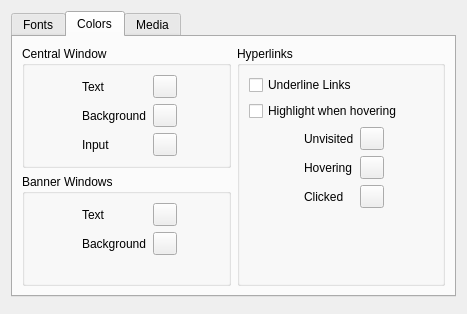
Old version of the form src/qtadsconfdialog.ui in the repository realnc/qtads.
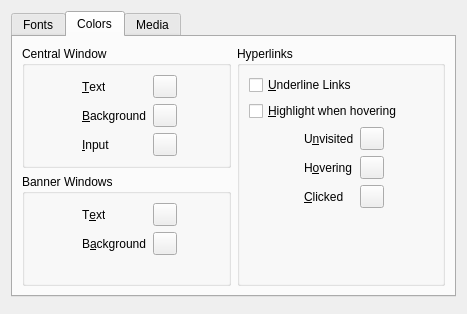
New version of the form. The open tabs and pages were chosen to show the change.

Commit message: Implement shortcuts for configuration items that lacked them

The edit to the form file:
```diff
--- a/src/qtadsconfdialog.ui
+++ b/src/qtadsconfdialog.ui
@@ -324,7 +324,7 @@
             <item row="0" column="0">
              <widget class="QLabel" name="label_6">
               <property name="text">
-               <string>Text</string>
+               <string>&amp;Text</string>
               </property>
               <property name="buddy">
                <cstring>mainTextColorButton</cstring>
@@ -337,7 +337,7 @@
             <item row="1" column="0">
              <widget class="QLabel" name="label_9">
               <property name="text">
-               <string>Background</string>
+               <string>&amp;Background</string>
               </property>
               <property name="buddy">
                <cstring>mainBgColorButton</cstring>
@@ -350,7 +350,7 @@
             <item row="2" column="0">
              <widget class="QLabel" name="label_15">
               <property name="text">
-               <string>Input</string>
+               <string>&amp;Input</string>
               </property>
               <property name="buddy">
                <cstring>inputColorButton</cstring>
@@ -375,7 +375,7 @@
             <item row="0" column="0">
              <widget class="QLabel" name="label_10">
               <property name="text">
-               <string>Text</string>
+               <string>T&amp;ext</string>
               </property>
               <property name="buddy">
                <cstring>bannerTextColorButton</cstring>
@@ -388,7 +388,7 @@
             <item row="1" column="0">
              <widget class="QLabel" name="label_11">
               <property name="text">
-               <string>Background</string>
+               <string>B&amp;ackground</string>
               </property>
               <property name="buddy">
                <cstring>bannerBgColorButton</cstring>
@@ -412,14 +412,14 @@
           <item>
            <widget class="QCheckBox" name="underlineLinksCheckBox">
             <property name="text">
-             <string>Underline Links</string>
+             <string>&amp;Underline Links</string>
             </property>
            </widget>
           </item>
           <item>
            <widget class="QCheckBox" name="highlightLinksCheckBox">
             <property name="text">
-             <string>Highlight when hovering</string>
+             <string>&amp;Highlight when hovering</string>
             </property>
            </widget>
           </item>
@@ -431,7 +431,7 @@
             <item row="0" column="0">
              <widget class="QLabel" name="label_12">
               <property name="text">
-               <string>Unvisited</string>
+               <string>U&amp;nvisited</string>
               </property>
               <property name="buddy">
                <cstring>linkUnvisitedColorButton</cstring>
@@ -444,7 +444,7 @@
             <item row="1" column="0">
              <widget class="QLabel" name="label_13">
               <property name="text">
-               <string>Hovering</string>
+               <string>H&amp;overing</string>
               </property>
               <property name="buddy">
                <cstring>linkHoveringColorButton</cstring>
@@ -457,7 +457,7 @@
             <item row="2" column="0">
              <widget class="QLabel" name="label_14">
               <property name="text">
-               <string>Clicked</string>
+               <string>&amp;Clicked</string>
               </property>
               <property name="buddy">
                <cstring>linkClickedColorButton</cstring>
```
Left out of the diff: 12 changed lines with no effect on the pictures.
